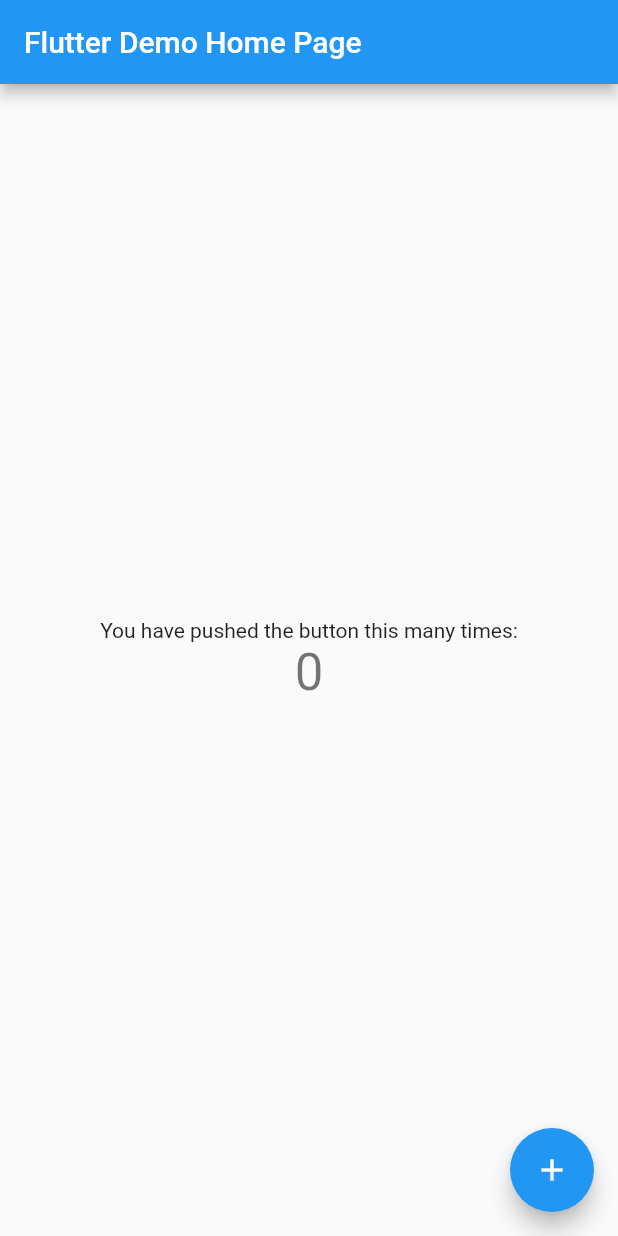
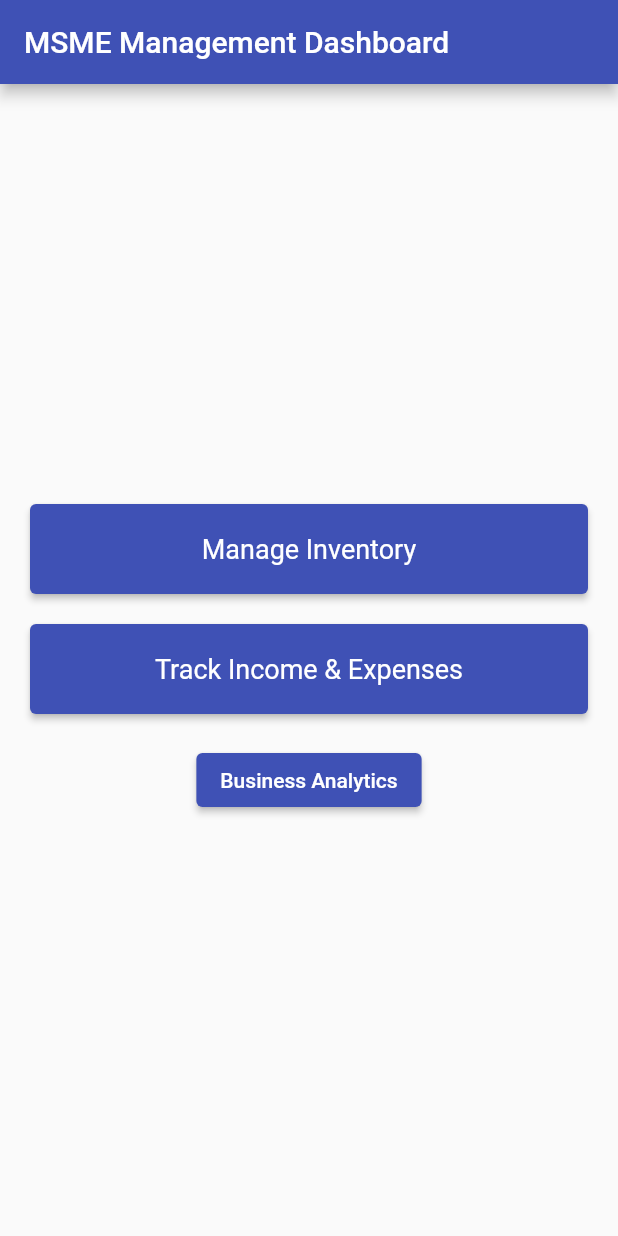
Before and after one commit to 1287Apiyo/PLP-FINAL-PROJECT, a Flutter app: the screen it shows after launch, on a phone screen of 412 x 824 dp. Run offline on Flutter 3.47's test engine with Material 2 defaults, Android fonts, the phone set to English and light mode, and no system bars.

Commit message:
project created

```diff
--- a/msm_management_app/lib/main.dart
+++ b/msm_management_app/lib/main.dart
@@ -1,115 +1,83 @@
 import 'package:flutter/material.dart';
+import 'screens/inventory_screen.dart';
+import 'screens/income_expense_screen.dart';
 
 void main() {
-  runApp(const MyApp());
+  runApp(MSMManagementApp());
 }
 
-class MyApp extends StatelessWidget {
-  const MyApp({super.key});
-
-  // This widget is the root of your application.
+class MSMManagementApp extends StatelessWidget {
   @override
   Widget build(BuildContext context) {
     return MaterialApp(
-      title: 'Flutter Demo',
+      title: 'MSME Management',
       theme: ThemeData(
-        // This is the theme of your application.
-        //
-        // Try running your application with "flutter run". You'll see the
-        // application has a blue toolbar. Then, without quitting the app, try
-        // changing the primarySwatch below to Colors.green and then invoke
-        // "hot reload" (press "r" in the console where you ran "flutter run",
-        // or simply save your changes to "hot reload" in a Flutter IDE).
-        // Notice that the counter didn't reset back to zero; the application
-        // is not restarted.
-        primarySwatch: Colors.blue,
+        primarySwatch: Colors.indigo,
+        visualDensity: VisualDensity.adaptivePlatformDensity,
       ),
-      home: const MyHomePage(title: 'Flutter Demo Home Page'),
+      home: HomeScreen(),
     );
   }
 }
 
-class MyHomePage extends StatefulWidget {
-  const MyHomePage({super.key, required this.title});
-
-  // This widget is the home page of your application. It is stateful, meaning
-  // that it has a State object (defined below) that contains fields that affect
-  // how it looks.
-
-  // This class is the configuration for the state. It holds the values (in this
-  // case the title) provided by the parent (in this case the App widget) and
-  // used by the build method of the State. Fields in a Widget subclass are
-  // always marked "final".
-
-  final String title;
-
-  @override
-  State<MyHomePage> createState() => _MyHomePageState();
-}
-
-class _MyHomePageState extends State<MyHomePage> {
-  int _counter = 0;
-
-  void _incrementCounter() {
-    setState(() {
-      // This call to setState tells the Flutter framework that something has
-      // changed in this State, which causes it to rerun the build method below
-      // so that the display can reflect the updated values. If we changed
-      // _counter without calling setState(), then the build method would not be
-      // called again, and so nothing would appear to happen.
-      _counter++;
-    });
-  }
-
+class HomeScreen extends StatelessWidget {
   @override
   Widget build(BuildContext context) {
-    // This method is rerun every time setState is called, for instance as done
-    // by the _incrementCounter method above.
-    //
-    // The Flutter framework has been optimized to make rerunning build methods
-    // fast, so that you can just rebuild anything that needs updating rather
-    // than having to individually change instances of widgets.
     return Scaffold(
       appBar: AppBar(
-        // Here we take the value from the MyHomePage object that was created by
-        // the App.build method, and use it to set our appbar title.
-        title: Text(widget.title),
+        title: Text('MSME Management Dashboard'),
       ),
       body: Center(
-        // Center is a layout widget. It takes a single child and positions it
-        // in the middle of the parent.
+        child: Padding(
+          padding: const EdgeInsets.all(20.0),
           child: Column(
-          // Column is also a layout widget. It takes a list of children and
-          // arranges them vertically. By default, it sizes itself to fit its
-          // children horizontally, and tries to be as tall as its parent.
-          //
-          // Invoke "debug painting" (press "p" in the console, choose the
-          // "Toggle Debug Paint" action from the Flutter Inspector in Android
-          // Studio, or the "Toggle Debug Paint" command in Visual Studio Code)
-          // to see the wireframe for each widget.
-          //
-          // Column has various properties to control how it sizes itself and
-          // how it positions its children. Here we use mainAxisAlignment to
-          // center the children vertically; the main axis here is the vertical
-          // axis because Columns are vertical (the cross axis would be
-          // horizontal).
             mainAxisAlignment: MainAxisAlignment.center,
-          children: <Widget>[
-            const Text(
-              'You have pushed the button this many times:',
+            children: [
+              // Inventory Management Section
+              buildFeatureButton(
+                  context, 'Manage Inventory', InventoryScreen()),
+
+              SizedBox(height: 20), // Spacing between buttons
+
+              // Income & Expense Tracking Section
+              buildFeatureButton(
+                  context, 'Track Income & Expenses', IncomeExpenseScreen()),
+
+              SizedBox(height: 20), // Spacing between buttons
+
+              // Business Analytics Section (Placeholder for Future Feature)
+              ElevatedButton(
+                onPressed: () {
+                  ScaffoldMessenger.of(context).showSnackBar(
+                    SnackBar(
+                      content: Text('Business Analytics Coming Soon!'),
                     ),
-            Text(
-              '$_counter',
-              style: Theme.of(context).textTheme.headlineMedium,
+                  );
+                },
+                child: Text('Business Analytics'),
               ),
             ],
           ),
         ),
-      floatingActionButton: FloatingActionButton(
-        onPressed: _incrementCounter,
-        tooltip: 'Increment',
-        child: const Icon(Icons.add),
-      ), // This trailing comma makes auto-formatting nicer for build methods.
+      ),
+    );
+  }
+
+  // Helper function to create feature buttons
+  ElevatedButton buildFeatureButton(
+      BuildContext context, String title, Widget screen) {
+    return ElevatedButton(
+      style: ElevatedButton.styleFrom(
+        minimumSize: Size(double.infinity, 60), // Makes the button fill width
+        textStyle: TextStyle(fontSize: 18),
+      ),
+      onPressed: () {
+        Navigator.push(
+          context,
+          MaterialPageRoute(builder: (context) => screen),
+        );
+      },
+      child: Text(title),
     );
   }
 }
```
Also changed, not shown: msm_management_app/lib/screens/income_expense_screen.dart (added, +65 -0 lines), msm_management_app/lib/screens/inventory_screen.dart (added, +55 -0 lines). Lines whose indentation alone changed are shown as unchanged.
